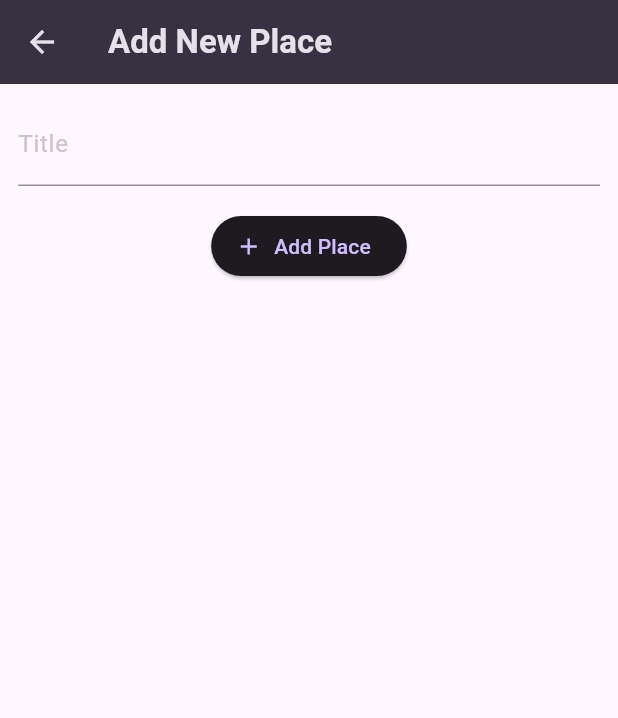
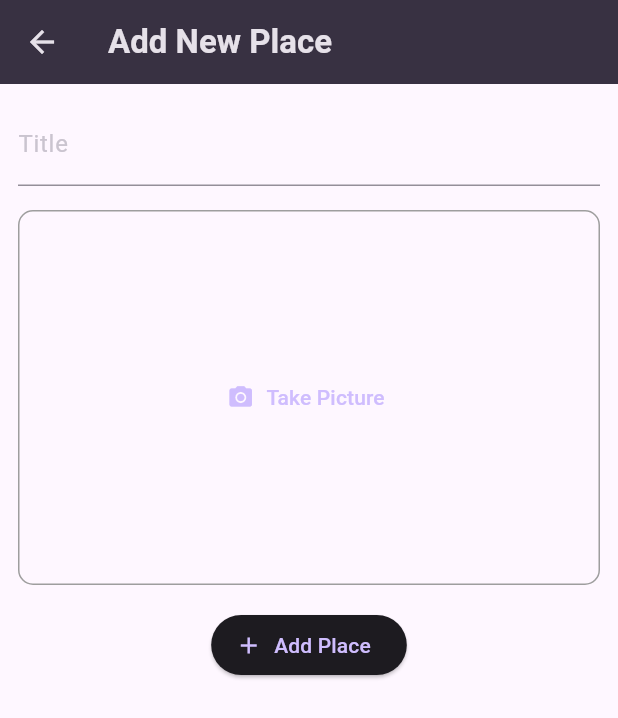
Before and after one commit to Fatah03111995/favorite_place_medium, a Flutter app: the screen it shows after launch, after a tap on the "add" icon, on a phone screen of 412 x 824 dp. Shown: the top 718 px of the screen. Run offline on Flutter 3.47's test engine with Material 3 defaults, Android fonts, the phone set to English and light mode, and no system bars; our stand-ins replace flutter_riverpod, google_fonts, image_picker.

Commit message:
feat : add image

```diff
--- a/lib/models/place.dart
+++ b/lib/models/place.dart
@@ -1,4 +1,6 @@
 // ignore_for_file: public_member_api_docs, sort_constructors_first
+import 'dart:io';
+
 import 'package:uuid/uuid.dart';
 
 const uuid = Uuid();
@@ -6,10 +8,12 @@ const uuid = Uuid();
 class Place {
   final String id;
   final String title;
+  final File fileImage;
   Place({
     required this.title,
+    required this.fileImage,
   }) : id = uuid.v4();
 
   @override
-  String toString() => 'Place(id: $id, title: $title)';
+  String toString() => 'Place(id: $id, title: $title, fileImage: $fileImage)';
 }
--- a/lib/providers/user_places.dart
+++ b/lib/providers/user_places.dart
@@ -1,11 +1,13 @@
+import 'dart:io';
+
 import 'package:favorite_place_medium/models/place.dart';
 import 'package:flutter_riverpod/flutter_riverpod.dart';
 
 class UserPlacesNotifier extends StateNotifier<List<Place>> {
   UserPlacesNotifier() : super(const []);
 
-  void addPlace(String title) {
-    final newPlace = Place(title: title);
+  void addPlace(String title, File fileImage) {
+    final newPlace = Place(title: title, fileImage: fileImage);
     state = [newPlace, ...state];
   }
 }
--- a/lib/screens/places_add.dart
+++ b/lib/screens/places_add.dart
@@ -1,4 +1,7 @@
+import 'dart:io';
+
 import 'package:favorite_place_medium/providers/user_places.dart';
+import 'package:favorite_place_medium/widgets/image_input.dart';
 import 'package:flutter/material.dart';
 import 'package:flutter_riverpod/flutter_riverpod.dart';
 
@@ -11,15 +14,16 @@ class PlacesAddPage extends ConsumerStatefulWidget {
 
 class _PlacesAddPageState extends ConsumerState<PlacesAddPage> {
   final TextEditingController _titleController = TextEditingController();
+  File? selectedImage;
 
   void _safePlace() {
     final String enteredText = _titleController.value.text;
 
-    if (enteredText.isEmpty) {
+    if (enteredText.isEmpty || selectedImage == null) {
       return;
     }
 
-    ref.read(userPlacesProvider.notifier).addPlace(enteredText);
+    ref.read(userPlacesProvider.notifier).addPlace(enteredText, selectedImage!);
     Navigator.pop(context);
   }
 
@@ -44,6 +48,12 @@ class _PlacesAddPageState extends ConsumerState<PlacesAddPage> {
               controller: _titleController,
             ),
             const SizedBox(height: 16),
+            ImageInput(
+              onPickImage: (selectedImage) {
+                this.selectedImage = selectedImage;
+              },
+            ),
+            const SizedBox(height: 16),
             ElevatedButton.icon(
                 onPressed: () {
                   _safePlace();
--- a/lib/screens/places_main.dart
+++ b/lib/screens/places_main.dart
@@ -10,8 +10,6 @@ class PlacesMainPage extends ConsumerWidget {
   @override
   Widget build(BuildContext context, WidgetRef ref) {
     final userPlaces = ref.watch(userPlacesProvider);
-    print('place main page');
-    print(userPlaces);
     return Scaffold(
       appBar: AppBar(
         title: const Text('Your places'),
@@ -27,8 +25,11 @@ class PlacesMainPage extends ConsumerWidget {
           )
         ],
       ),
-      body: PlacesList(
-        places: userPlaces,
+      body: Padding(
+        padding: const EdgeInsets.all(16),
+        child: PlacesList(
+          places: userPlaces,
+        ),
       ),
     );
   }
--- /dev/null
+++ b/lib/widgets/image_input.dart
@@ -0,0 +1,52 @@
+import 'dart:io';
+
+import 'package:flutter/material.dart';
+import 'package:image_picker/image_picker.dart';
+
+class ImageInput extends StatefulWidget {
+  final void Function(File) onPickImage;
+  const ImageInput({super.key, required this.onPickImage});
+
+  @override
+  State<ImageInput> createState() => _ImageInputState();
+}
+
+class _ImageInputState extends State<ImageInput> {
+  File? _selectedImage;
+  void _takePicture() async {
+    final imagePicker = ImagePicker();
+    final pickedImage =
+        await imagePicker.pickImage(source: ImageSource.camera, maxWidth: 600);
+
+    if (pickedImage == null) {
+      return;
+    }
+
+    setState(() {
+      _selectedImage = File(pickedImage.path);
+    });
+
+    widget.onPickImage(_selectedImage!);
+  }
+
+  @override
+  Widget build(BuildContext context) {
+    return Container(
+      decoration: BoxDecoration(
+          image: _selectedImage != null
+              ? DecorationImage(
+                  image: FileImage(_selectedImage!), fit: BoxFit.cover)
+              : null,
+          border: Border.all(width: 1, color: Colors.grey),
+          borderRadius: BorderRadius.circular(10)),
+      height: 250,
+      width: double.infinity,
+      alignment: Alignment.center,
+      child: TextButton.icon(
+        onPressed: _takePicture,
+        label: const Text('Take Picture'),
+        icon: const Icon(Icons.photo_camera),
+      ),
+    );
+  }
+}
--- a/lib/widgets/places_list.dart
+++ b/lib/widgets/places_list.dart
@@ -21,6 +21,10 @@ class PlacesList extends StatelessWidget {
       itemCount: places.length,
       itemBuilder: (context, index) {
         return ListTile(
+          leading: CircleAvatar(
+            backgroundImage: FileImage(places[index].fileImage),
+            radius: 26,
+          ),
           onTap: () {
             Navigator.push(
               context,
--- a/pubspec.yaml
+++ b/pubspec.yaml
@@ -13,6 +13,7 @@ dependencies:
   uuid: ^4.4.2
   riverpod: ^2.5.1
   flutter_riverpod: ^2.5.1
+  image_picker: ^1.1.2
 
 dev_dependencies:
   flutter_lints: ^3.0.0
```
Also changed, not shown: lib/screens/places_detail.dart (+15 -2 lines), pubspec.lock.
